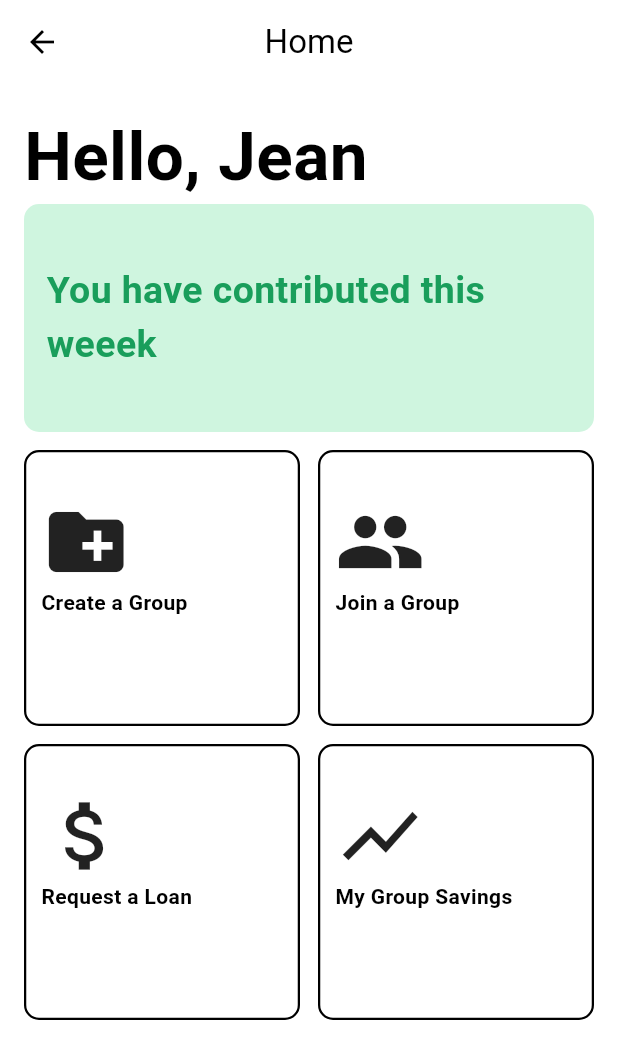
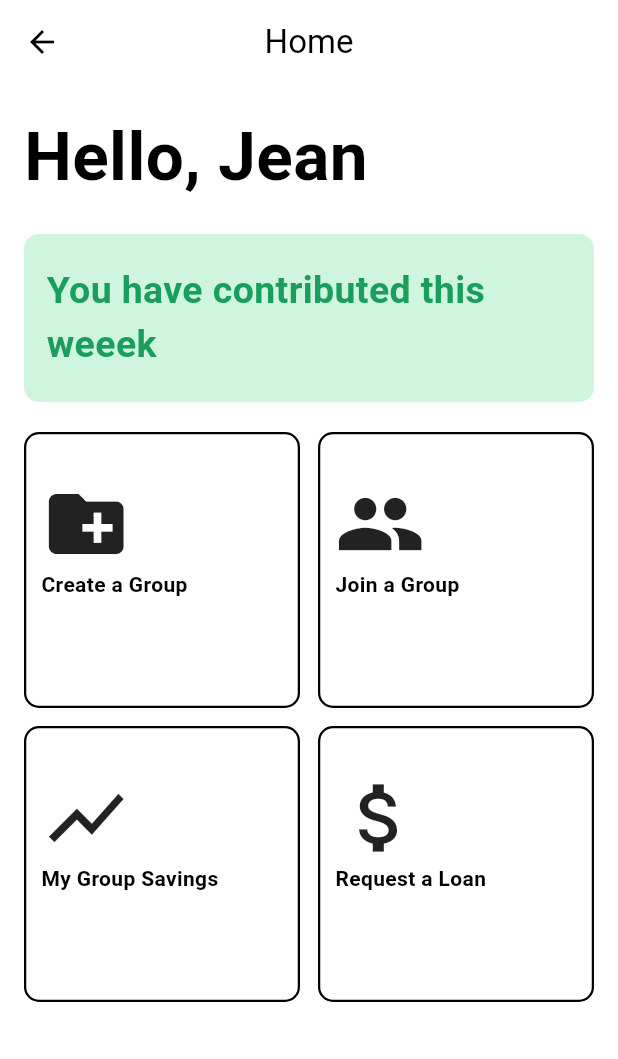
Before and after one commit to j03-dev/voamamy, a Flutter app: the HomeScreen screen opened by its route, on a phone screen of 412 x 824 dp. Shown: the top 1059 px of the screen. Run offline on Flutter 3.47's test engine with Material 3 defaults, Android fonts, the light colour scheme and no system bars; our stand-ins replace dio, shared_preferences; accounts and stored records are empty.

Commit message:
finish the home screen feature

```diff
--- a/app/frontend/lib/src/features/home/home_screen.dart
+++ b/app/frontend/lib/src/features/home/home_screen.dart
@@ -23,9 +23,10 @@ class _HomeScreenState extends State<HomeScreen> {
                 "Hello, Jean",
                 style: TextStyle(fontSize: 45, fontWeight: FontWeight.bold),
               ),
+              const SizedBox(height: 20),
               Container(
                 padding: const EdgeInsets.symmetric(
-                  vertical: 40,
+                  vertical: 20,
                   horizontal: 15,
                 ),
                 width: MediaQuery.of(context).size.width,
@@ -42,7 +43,7 @@ class _HomeScreenState extends State<HomeScreen> {
                   borderRadius: BorderRadius.circular(10),
                 ),
               ),
-              const SizedBox(height: 12),
+              const SizedBox(height: 20),
               Expanded(
                 child: GridView.count(
                   crossAxisCount: 2,
@@ -52,15 +53,22 @@ class _HomeScreenState extends State<HomeScreen> {
                     FeatureCard(
                       icon: Icons.create_new_folder,
                       label: "Create a Group",
+                      action: () {},
                     ),
-                    FeatureCard(icon: Icons.group, label: "Join a Group"),
                     FeatureCard(
-                      icon: Icons.attach_money,
-                      label: "Request a Loan",
+                      icon: Icons.group,
+                      label: "Join a Group",
+                      action: () {},
                     ),
                     FeatureCard(
                       icon: Icons.show_chart,
                       label: "My Group Savings",
+                      action: () {},
+                    ),
+                    FeatureCard(
+                      icon: Icons.attach_money,
+                      label: "Request a Loan",
+                      action: () {},
                     ),
                   ],
                 ),
--- a/app/frontend/lib/src/widgets/feature_card.dart
+++ b/app/frontend/lib/src/widgets/feature_card.dart
@@ -3,11 +3,19 @@ import 'package:flutter/material.dart';
 class FeatureCard extends StatelessWidget {
   final IconData icon;
   final String label;
-  const FeatureCard({super.key, required this.icon, required this.label});
+  final VoidCallback action;
+  const FeatureCard({
+    super.key,
+    required this.icon,
+    required this.label,
+    required this.action,
+  });
 
   @override
   Widget build(BuildContext context) {
-    return Container(
+    return GestureDetector(
+      onTap: action,
+      child: Container(
         padding: const EdgeInsets.symmetric(vertical: 30, horizontal: 10),
         child: Column(
           crossAxisAlignment: CrossAxisAlignment.start,
@@ -23,6 +31,7 @@ class FeatureCard extends StatelessWidget {
           borderRadius: BorderRadius.circular(10),
           border: Border.all(color: Colors.black, width: 1.5),
         ),
+      ),
     );
   }
 }
```
Lines whose indentation alone changed are shown as unchanged.
